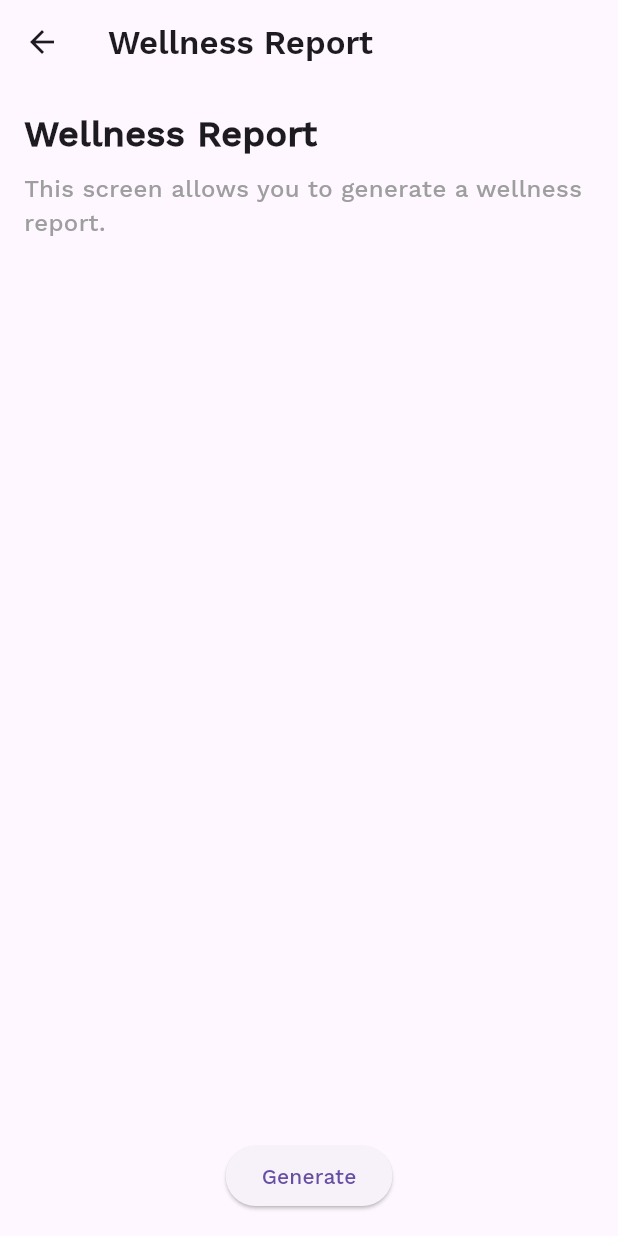
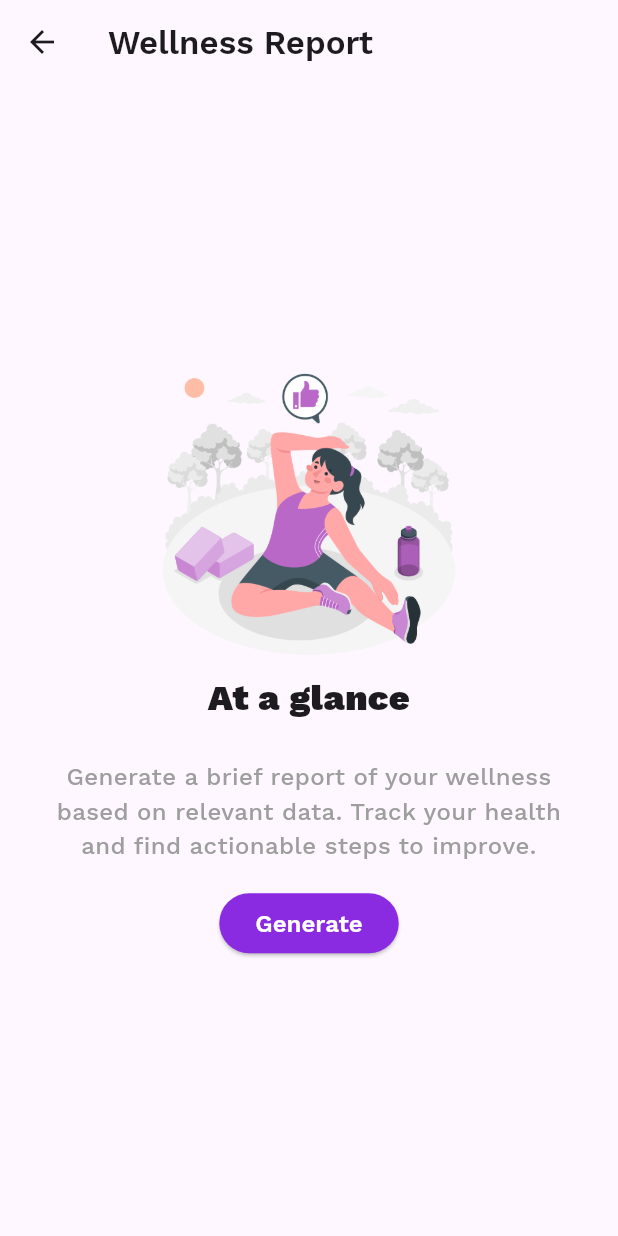
Before and after one commit to andergisomon/the-interns, a Flutter app: the WellnessReportScreen screen opened directly, on a phone screen of 412 x 824 dp. Run offline on Flutter 3.47's test engine with Material 3 defaults, Android fonts, the phone set to English and light mode, and no system bars; our stand-ins replace cloud_firestore, firebase_auth, firebase_core, firebase_messaging, flutter_markdown, google_sign_in and 2 more; accounts and stored records are empty.

Commit message:
Updates on startup screen, home screen, and wellness report screen

```diff
--- a/app/lib/screens/home_screen.dart
+++ b/app/lib/screens/home_screen.dart
@@ -110,14 +110,14 @@ class HomeScreen extends StatelessWidget {
                     crossAxisAlignment: CrossAxisAlignment.start,
                     children: [
                       Text(
-                        'Health Summary',
+                        "Today's stats",
                         style: Theme.of(context).textTheme.titleMedium,
                       ),
                       const SizedBox(height: 8),
                       Row(
                         mainAxisAlignment: MainAxisAlignment.spaceBetween,
                         children: const [
-                          Text('Steps Today: 5,432'),
+                          Text('Steps: 5,432'),
                           Text('Calories Burned: 320'),
                         ],
                       ),
--- a/app/lib/screens/wellness_report_screen.dart
+++ b/app/lib/screens/wellness_report_screen.dart
@@ -12,20 +12,34 @@ class WellnessReportScreen extends StatelessWidget {
       body: Padding(
         padding: const EdgeInsets.all(16.0),
         child: Column(
-          mainAxisAlignment: MainAxisAlignment.spaceBetween,
+          mainAxisAlignment: MainAxisAlignment.center,
           children: [
             Column(
-              crossAxisAlignment: CrossAxisAlignment.start,
+              crossAxisAlignment: CrossAxisAlignment.center,
               children: [
+                SizedBox(
+                  height: 200,
+                  child: Image(image: AssetImage('assets/images/wellness_report/wellness_generate.png')
+                ),
+              ),
+                Padding(
+                  padding: EdgeInsets.all(8.0),
+                  child:
+                      Text(
+                          'At a glance',
+                          style: TextStyle(fontSize: 24, fontFamily: 'Work Sans Black'),
+                          textAlign: TextAlign.center,
+                        )
+                ),
+                Padding(
+                  padding: EdgeInsets.all(16.0),
+                child:
                 Text(
-                  'Wellness Report',
-                  style: TextStyle(fontSize: 24, fontWeight: FontWeight.bold),
-                ),
-                SizedBox(height: 8),
-                Text(
-                  'This screen allows you to generate a wellness report.',
+                  'Generate a brief report of your wellness based on relevant data. Track your health and find actionable steps to improve.',
                   style: TextStyle(fontSize: 16, color: Colors.grey),
-                ),
+                  textAlign: TextAlign.center,
+                )
+              ),
               ],
             ),
             ElevatedButton(
@@ -35,7 +49,12 @@ class WellnessReportScreen extends StatelessWidget {
                   MaterialPageRoute(builder: (context) => GeneratedReportScreen()),
                 );
               },
-              child: Text('Generate'),
+              style: ElevatedButton.styleFrom(
+                    backgroundColor: Color(0xFF8A2BE2),
+                    foregroundColor: Colors.white,
+                    textStyle: const TextStyle(fontSize: 16, fontFamily: 'Work Sans Semibold'),
+                ),
+              child: const Text('Generate'),
             ),
           ],
         ),
--- a/app/pubspec.yaml
+++ b/app/pubspec.yaml
@@ -74,6 +74,7 @@ flutter:
     - assets/images/caregiver_hero.png
     - assets/images/caregiver_hero.svg
     - assets/images/caregiver_carousel/wellness.png
+    - assets/images/wellness_report/wellness_generate.png
   # The following line ensures that the Material Icons font is
   # included with your application, so that you can use the icons in
   # the material Icons class.
```
Also changed, not shown: app/assets/images/wellness_report/wellness_generate.png (added), app/assets/images/wellness_report/wellness_generate.svg (added).
